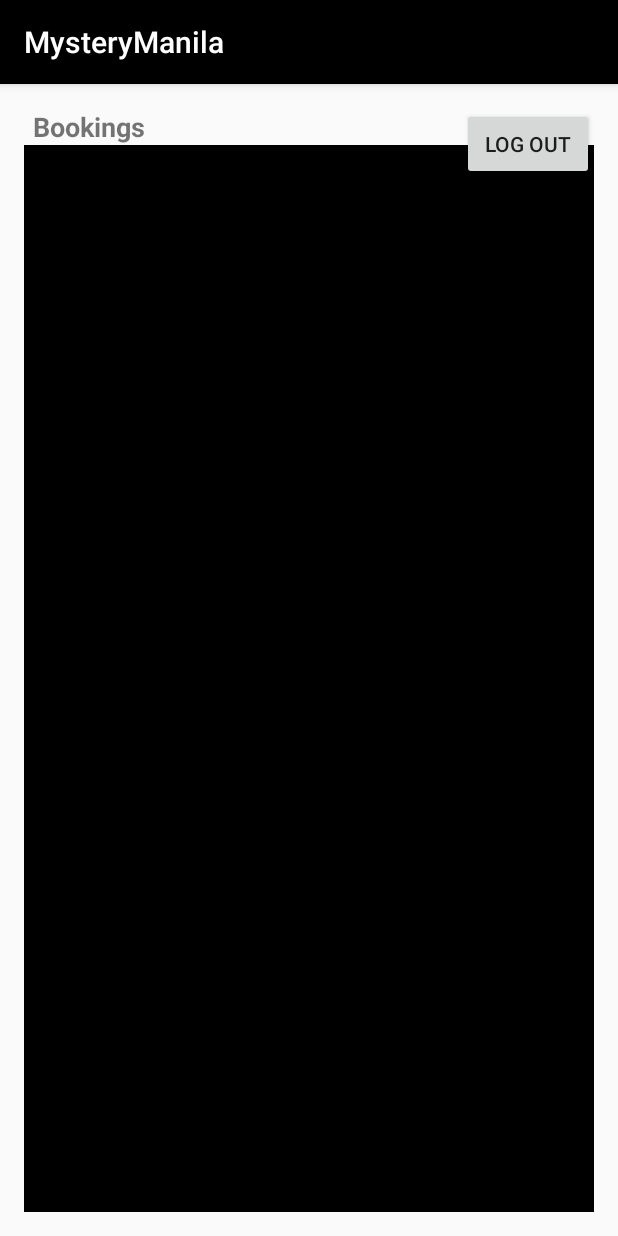
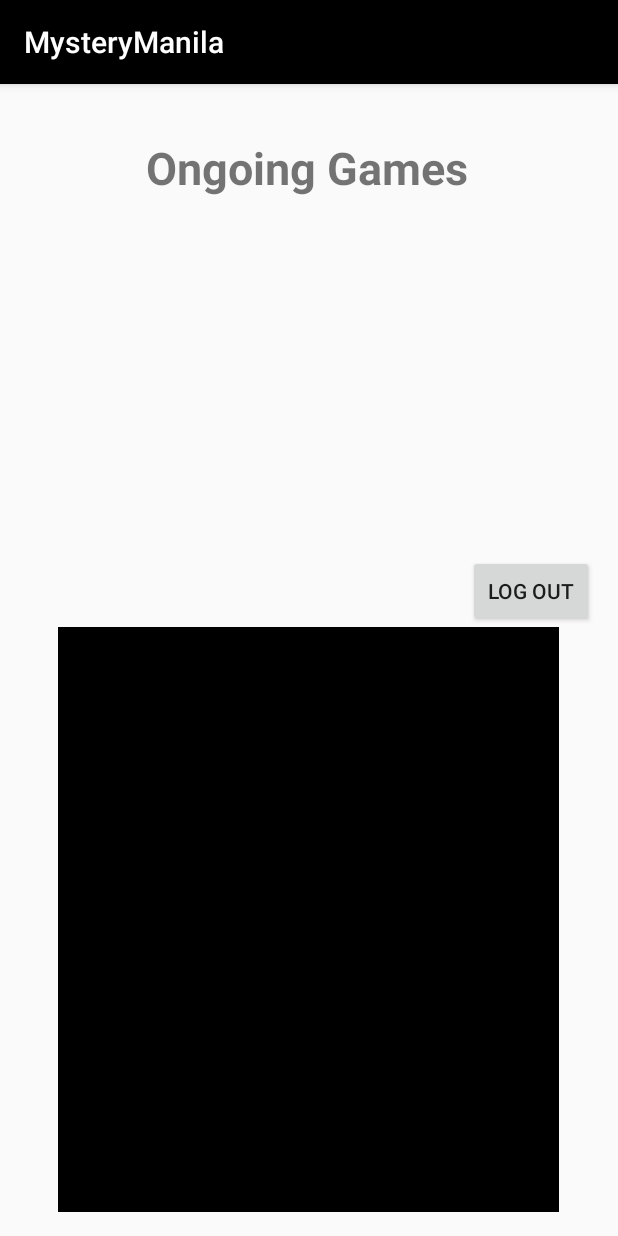
Before and after one commit to miggyisidro/MysteryManila, an Android app: the OngoingActivity screen opened directly, with no data from a screen before it, on a phone screen of 412 x 824 dp. Run offline under Robolectric (Android 15) with nearby library versions, the phone set to English and light mode, and no system bars; our stand-ins replace Firebase (no records; nobody signed in at launch, a user with empty details on screens opened directly).

Commit message:
Changed view game ui and dropdowns group ui

```diff
--- a/app/src/main/java/com/example/miggyisidro/mysterymanilabetademo/OngoingActivity.java
+++ b/app/src/main/java/com/example/miggyisidro/mysterymanilabetademo/OngoingActivity.java
@@ -21,7 +21,7 @@ public class OngoingActivity extends AppCompatActivity {
     private FirebaseAuth firebaseAuth;
 
     private RecyclerView mRecyclerView;
-    private RecyclerAdapter mRecyclerAdapter;
+    private RecyclerAdapter2 mRecyclerAdapter;
     private RecyclerView.LayoutManager mLayoutManager;
     Button btnAddItem;
     Button btnNextPage;
@@ -45,7 +45,7 @@ public class OngoingActivity extends AppCompatActivity {
         btnLogOut = (Button) findViewById(R.id.btnLogOut);
 
         mRecyclerView = (RecyclerView) findViewById(R.id.recycler_view);
-        mRecyclerAdapter = new RecyclerAdapter(OngoingActivity.this, myList);
+        mRecyclerAdapter = new RecyclerAdapter2(OngoingActivity.this, myList);
         final LinearLayoutManager layoutManager = new LinearLayoutManager(this);
         layoutManager.setOrientation(LinearLayoutManager.VERTICAL);
         mRecyclerView.setLayoutManager(layoutManager);
@@ -92,7 +92,7 @@ public class OngoingActivity extends AppCompatActivity {
                     myList.add(bookings);
                 }
 
-                RecyclerAdapter adapter = new RecyclerAdapter(OngoingActivity.this, myList);
+                RecyclerAdapter2 adapter = new RecyclerAdapter2(OngoingActivity.this, myList);
                 mRecyclerView.setAdapter(adapter);
             }
 
--- a/app/src/main/res/layout/activity_bookings.xml
+++ b/app/src/main/res/layout/activity_bookings.xml
@@ -23,7 +23,14 @@
         android:layout_alignParentRight="true"
         android:text="LOG OUT"/>
 
+    <Button
+        android:id="@+id/nextPage"
+        android:layout_width="wrap_content"
+        android:layout_height="wrap_content"
+        android:layout_alignStart="@+id/labelHeaderBookings"
+        android:layout_below="@+id/labelHeaderBookings"
 
+        android:text="Next" />
 
 
 
--- a/app/src/main/res/layout/activity_ongoing.xml
+++ b/app/src/main/res/layout/activity_ongoing.xml
@@ -9,32 +9,35 @@
 
     <TextView
         android:id="@+id/labelHeaderBookings"
-        android:paddingLeft="6dp"
         android:layout_width="wrap_content"
         android:layout_height="wrap_content"
-        android:text="Bookings"
-        android:textSize="18sp"
-        android:textStyle="bold"/>
+        android:layout_alignParentEnd="true"
+        android:layout_alignParentTop="true"
+        android:layout_marginEnd="84dp"
+        android:layout_marginTop="19dp"
+        android:paddingLeft="6dp"
+        android:text="Ongoing Games"
+        android:textSize="30sp"
+        android:textStyle="bold" />
 
     <Button
         android:id="@+id/btnLogOut"
         android:layout_width="wrap_content"
         android:layout_height="wrap_content"
-        android:layout_alignParentRight="true"
-        android:text="LOG OUT"/>
-
-
-
+        android:layout_above="@+id/recycler_view"
+        android:layout_marginStart="-84dp"
+        android:layout_toEndOf="@+id/labelHeaderBookings"
+        android:text="LOG OUT" />
 
 
     <android.support.v7.widget.RecyclerView
         android:id="@+id/recycler_view"
-        android:scrollbars="vertical"
-        android:layout_width="match_parent"
-        android:layout_height="match_parent"
+        android:layout_width="334dp"
+        android:layout_height="390dp"
+        android:layout_alignParentBottom="true"
+        android:layout_centerHorizontal="true"
         android:background="#000000"
-        android:layout_below="@id/labelHeaderBookings"/>
-
+        android:scrollbars="vertical" />
 
 
 </RelativeLayout>
--- a/app/src/main/res/layout/activity_oshome.xml
+++ b/app/src/main/res/layout/activity_oshome.xml
@@ -80,6 +80,6 @@
         app:layout_constraintEnd_toEndOf="parent"
         app:layout_constraintStart_toStartOf="parent"
         app:layout_constraintTop_toTopOf="parent"
-        app:layout_constraintVertical_bias="0.906"
+        app:layout_constraintVertical_bias="0.865"
         app:srcCompat="@drawable/ongoing" />
 </android.support.constraint.ConstraintLayout>
```
